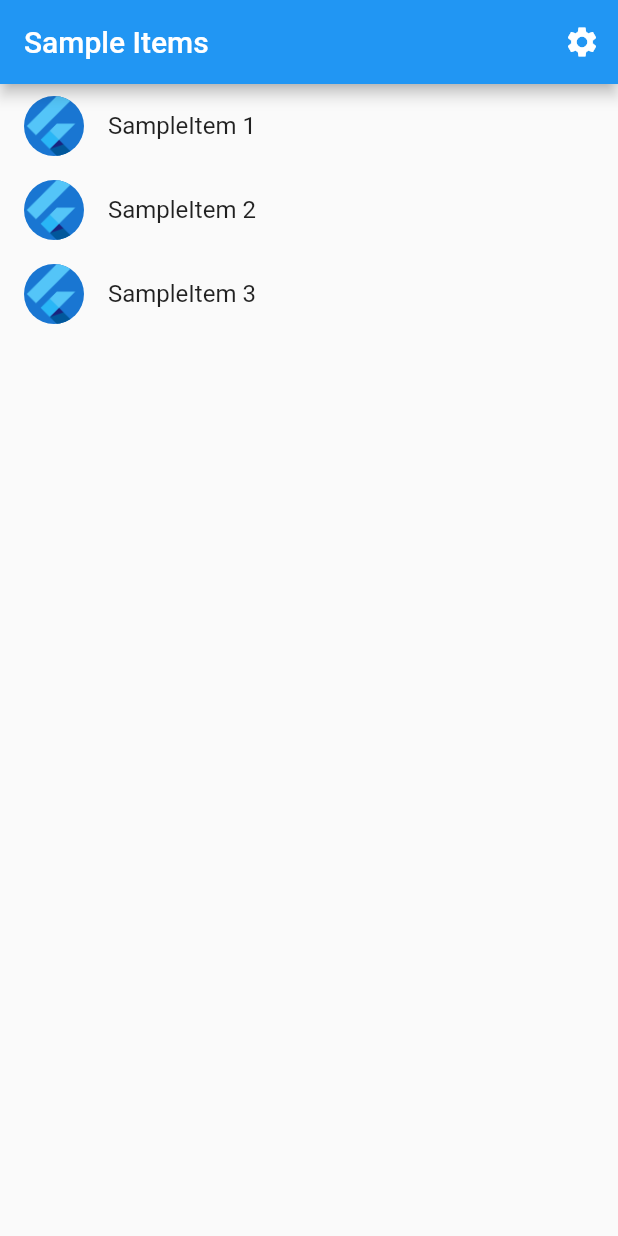
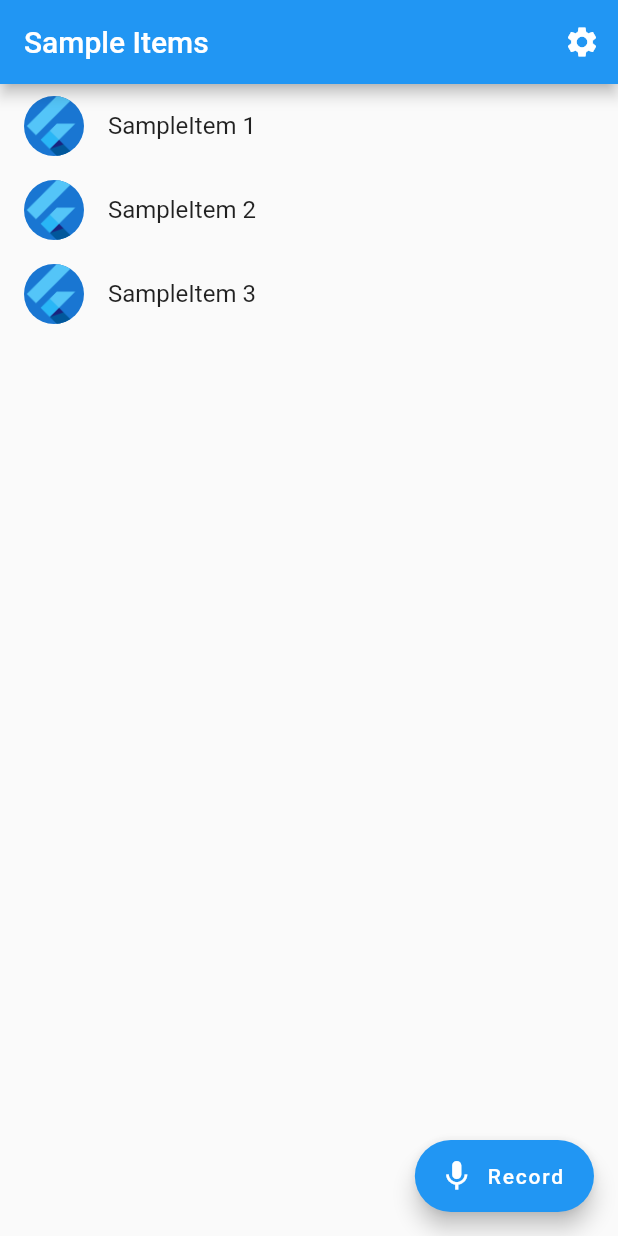
Before and after one commit to exnota/exnota, a Flutter app: the screen it shows after launch, on a phone screen of 412 x 824 dp. Run offline on Flutter 3.47's test engine with Material 2 defaults, Android fonts, the phone set to English and light mode, and no system bars; generated files the repository leaves out were written again.

Commit message:
mobile: Add dummy record FAB to list screen

```diff
--- a/app/mobile/lib/src/sample_feature/sample_item_list_view.dart
+++ b/app/mobile/lib/src/sample_feature/sample_item_list_view.dart
@@ -62,9 +62,13 @@ class SampleItemListView extends StatelessWidget {
                   context,
                   SampleItemDetailsView.routeName,
                 );
-            }
-          );
+              });
         },
+      ),
+      floatingActionButton: FloatingActionButton.extended(
+        onPressed: () {},
+        label: const Text('Record'),
+        icon: const Icon(Icons.mic),
       ),
     );
   }
```
Lines whose indentation alone changed are shown as unchanged.
